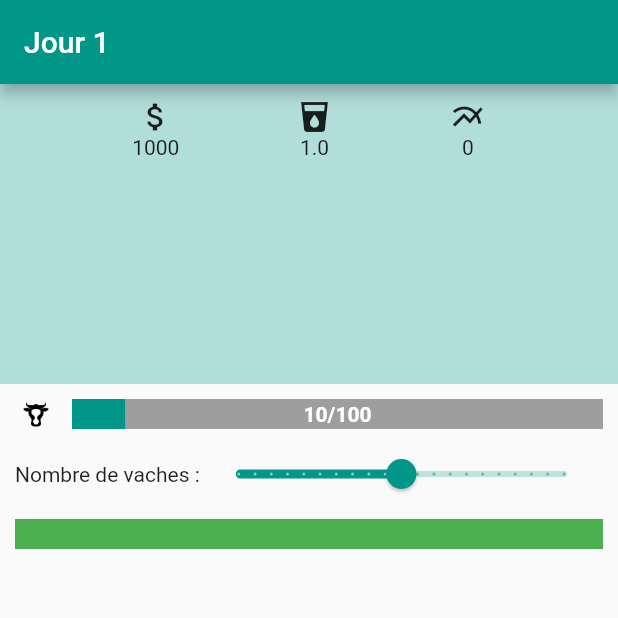
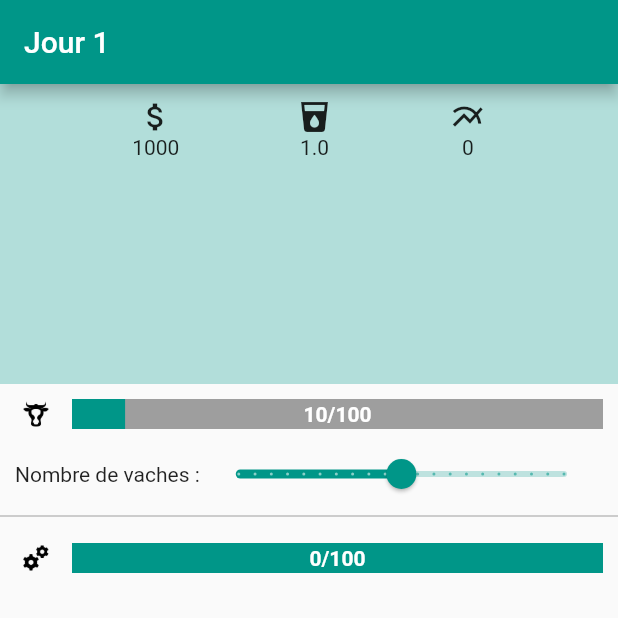
Before and after one commit to sprkl/MilkCow, a Flutter app: the screen it shows after launch, on a phone screen of 412 x 824 dp, the top half of it. Run offline on Flutter 3.47's test engine with Material 2 defaults, Android fonts, the phone set to English and light mode, and no system bars; our stand-ins replace flutter_redux, redux.

Commit message:
updated cow manager and abrasion display

```diff
--- a/sosfaim/lib/components/AbrasionModule/abrasion_module_view.dart
+++ b/sosfaim/lib/components/AbrasionModule/abrasion_module_view.dart
@@ -9,26 +9,78 @@ class AbrasionModuleView extends StatelessWidget {
 
   @override
   Widget build(BuildContext context) {
-    var color = Colors.green;
-    if (abrasion > 25) {
-      color = Colors.orange;
-    } else if (abrasion > 40) {
-      color = Colors.red;
-    }
 
-    return new Column(
-        mainAxisSize: MainAxisSize.min,
-        mainAxisAlignment: MainAxisAlignment.start,
-        children: <Widget>[
+    var color = getAbrasionColor();
+    var canShowRepairButton = abrasion > 0;
+    var repairCost = abrasion * - 30;
+    var repairButtonText = 'Réparer: $repairCost €';
+
+    return new Container(
+      child: new Column(
+        children: <Widget> [
           new Container(
-              // A fixed-height child.
             height: 40.0,
-              padding: const EdgeInsets.all(10.0),
+            padding: const EdgeInsets.only(top: 10.0, right: 10.0, bottom: 10.0),
+            child: new Row(
+              children: <Widget> [
+                new Image.asset(
+                  'assets/images/gears_icon.png',
+                  width: 48.0,
+                  height: 48.0,
+                  fit: BoxFit.contain,
+                ),
+                new Expanded(
+                  child: new Stack(
+                    children: <Widget> [
+                      new Container(
+                        height: 40.0,
                         child: new LinearProgressIndicator(
                           value: abrasion / 100.0,
                           backgroundColor: color,
                           valueColor: AlwaysStoppedAnimation<Color>(color.shade500),
-              ))
-        ]);
+                        )
+                      ),
+                      new Container(
+                        height: 40.0,
+                        child: new Align(
+                          alignment: Alignment.center,
+                          child : new Text(
+                            '$abrasion/100',
+                            style: TextStyle(
+                              fontWeight: FontWeight.bold,
+                              color: Colors.white
+                            ),
+                          )
+                        )
+                      )
+                    ]
+                  )
+                )
+              ]
+            )
+          ),
+          new Visibility(
+            visible: canShowRepairButton,
+            child: new RaisedButton(
+              elevation: 2,
+              child: Text(repairButtonText),
+              onPressed: repairMaterial
+            )
+          )
+        ]
+      )
+    );
+  }
+
+  getAbrasionColor()  {
+    if (abrasion >= 66) {
+      return Colors.red;
+    }
+    else if (abrasion >= 33) {
+      return Colors.orange;
+    }
+    else {
+      return Colors.teal;
     }
   }
+}
--- a/sosfaim/lib/components/AbrasionModule/abrasion_module_viewmodel.dart
+++ b/sosfaim/lib/components/AbrasionModule/abrasion_module_viewmodel.dart
@@ -15,5 +15,6 @@ class AbrasionModuleViewModel {
   }
 
   AbrasionModuleViewModel(
-      {@required this.abrasion, @required this.repairMaterial});
+      {@required this.abrasion,
+       @required this.repairMaterial});
 }
--- a/sosfaim/lib/components/CowManager/cow_manager_view.dart
+++ b/sosfaim/lib/components/CowManager/cow_manager_view.dart
@@ -16,8 +16,10 @@ class CowManagerView extends StatelessWidget {
   Widget build(BuildContext context) {
 
     final canShowCowButton = selectedCowNumber != 0;
-    final selectedCowNumberInt = selectedCowNumber.toInt();
-    final cowButtonText = selectedCowNumber < 0 ? 'Vendre $selectedCowNumberInt vache(s)': 'Acheter $selectedCowNumberInt vache(s)';
+    final selectedCowNumberInt = selectedCowNumber.toInt(); //todo absolute value
+    final selectedCowCost = selectedCowNumberInt > 0 ? selectedCowNumberInt * 1500 : selectedCowNumberInt * 1000;
+    final absSelectedCowNumberInt = selectedCowNumberInt.abs();
+    final cowButtonText = selectedCowNumber < 0 ? 'Vendre $absSelectedCowNumberInt vache(s): $selectedCowCost €': 'Acheter $absSelectedCowNumberInt vache(s): $selectedCowCost €';
 
     return new Container(
       child: new Column(
--- a/sosfaim/lib/main.dart
+++ b/sosfaim/lib/main.dart
@@ -66,6 +66,9 @@ class _SampleAppPageState extends State<SampleAppPage> {
             mainAxisAlignment: MainAxisAlignment.start,
             children: <Widget>[
               new CowManager(),
+              new Divider(
+                color: Colors.grey,
+              ),
               new AbrasionModule()
             ],
           ),
--- a/sosfaim/lib/reducers/app_state_reducer.dart
+++ b/sosfaim/lib/reducers/app_state_reducer.dart
@@ -1,4 +1,5 @@
 import 'package:redux/redux.dart';
+import 'package:sosfaim/actions/abrasion_module_actions.dart';
 import 'package:sosfaim/actions/actions.dart';
 import 'package:sosfaim/actions/cow_manager_actions.dart';
 import 'package:sosfaim/models/app_state.dart';
@@ -29,3 +30,7 @@ AppState _updateSelectedCowNumber(AppState state, UpdateSelectedCowNumber action
 AppState _addCapital(AppState state, AddCapital action){
   return state.copyWith(capital: state.capital+action.amount);
 }
+
+AppState _repairMaterial(AppState state, RepairMaterial action){
+  return state.copyWith(capital: state.capital - state.abrasion * 10);
+}
--- a/sosfaim/pubspec.yaml
+++ b/sosfaim/pubspec.yaml
@@ -50,6 +50,7 @@ flutter:
   #  - images/a_dot_ham.jpeg
   assets:
     - assets/images/cow_icon.png
+    - assets/images/gears_icon.png
 
   # An image asset can refer to one or more resolution-specific "variants", see
   # https://flutter.dev/assets-and-images/#resolution-aware.
```
Also changed, not shown: sosfaim/assets/images/gears_icon.png (added). Lines whose indentation alone changed are shown as unchanged.
